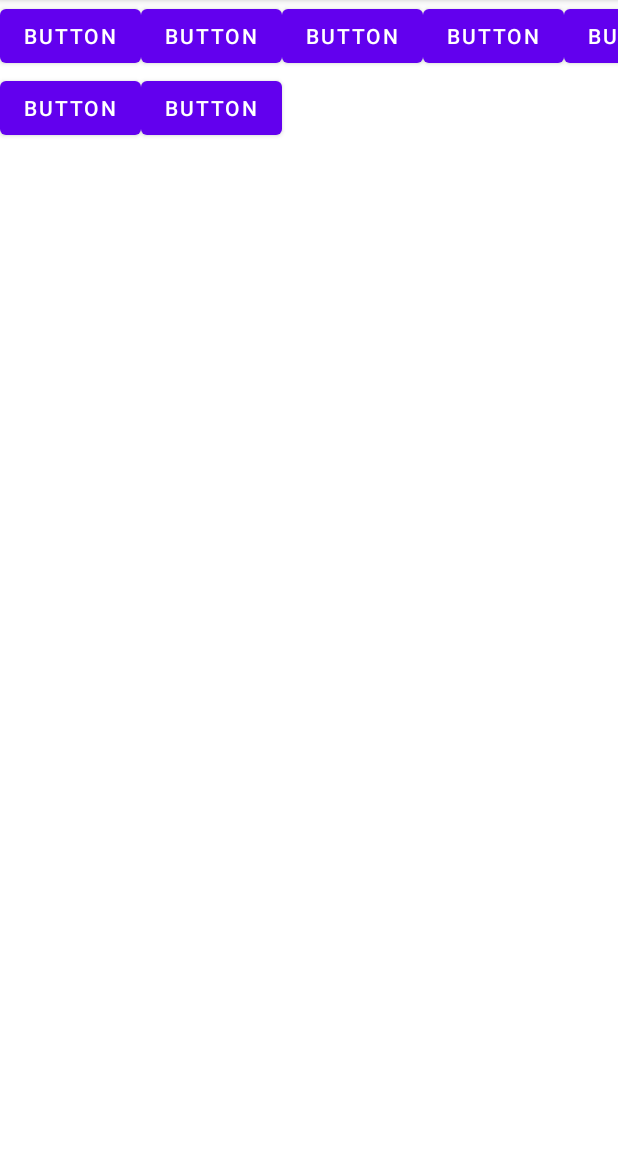
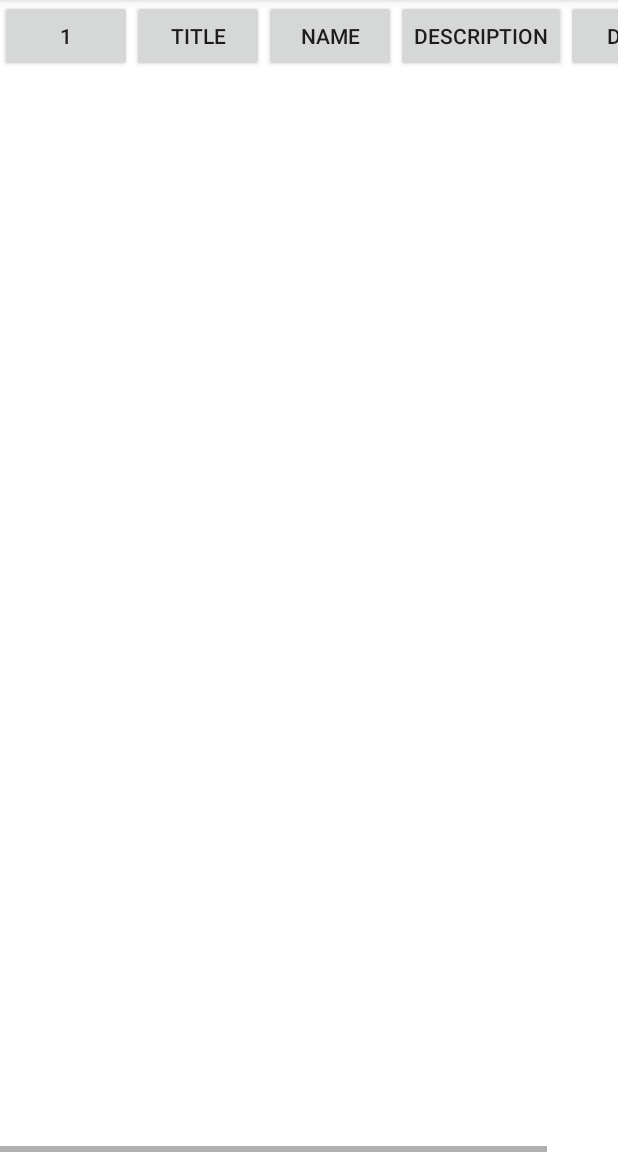
Before and after one commit to geargoose/DBEditor, an Android app: the TableViewActivity screen opened directly, with no data from a screen before it, on a phone screen of 412 x 824 dp, the part 84-1236 px from its top. Run offline under Robolectric (Android 15) with nearby library versions, the phone set to English and light mode, and no system bars.

Commit message:
TODO: scrolling ant test table view

```diff
--- /dev/null
+++ b/app/src/main/java/com/egorzaev/dbeditor/Db.java
@@ -0,0 +1,31 @@
+package com.egorzaev.dbeditor;
+
+import android.content.Context;
+import android.database.sqlite.SQLiteDatabase;
+import android.database.sqlite.SQLiteOpenHelper;
+
+import androidx.annotation.Nullable;
+
+public class Db extends SQLiteOpenHelper {
+
+    public Db(@Nullable Context context, @Nullable String name, @Nullable SQLiteDatabase.CursorFactory factory, int version) {
+        super(context, name, factory, version);
+    }
+
+    @Override
+    public void onCreate(SQLiteDatabase db) {
+        String request = "CREATE TABLE projects (\n" +
+                "    ID INTEGER PRIMARY KEY AUTOINCREMENT,\n" +
+                "    title text NOT NULL,\n" +
+                "    name text NOT NULL,\n" +
+                "    description text NOT NULL,\n" +
+                "    date text\n" +
+                ");\n";
+        db.execSQL(request);
+    }
+
+    @Override
+    public void onUpgrade(SQLiteDatabase db, int oldVersion, int newVersion) {
+
+    }
+}
--- a/app/src/main/java/com/egorzaev/dbeditor/MainActivity.java
+++ b/app/src/main/java/com/egorzaev/dbeditor/MainActivity.java
@@ -2,6 +2,8 @@ package com.egorzaev.dbeditor;
 
 import androidx.appcompat.app.AppCompatActivity;
 
+import android.content.Intent;
+import android.database.sqlite.SQLiteDatabase;
 import android.os.Bundle;
 import android.util.Log;
 import android.view.View;
@@ -17,12 +19,17 @@ public class MainActivity extends AppCompatActivity {
         super.onCreate(savedInstanceState);
         setContentView(R.layout.activity_main);
 
+        Db db = new Db(getBaseContext(), "Vegetables", null, 1);
+        SQLiteDatabase projects = db.getWritableDatabase();
+
         add_fab = findViewById(R.id.add_fab);
 
         add_fab.setOnClickListener(new View.OnClickListener() {
             @Override
             public void onClick(View v) {
-                Log.e("MY", "fab click: TODO");
+                projects.execSQL(
+                        "INSERT INTO projects (title, name, description, date) VALUES (\"Title\", \"Name\", \"Description\", \"Date\")");
+                startActivity(new Intent(MainActivity.this, TableViewActivity.class));
             }
         });
 
--- a/app/src/main/java/com/egorzaev/dbeditor/TableViewActivity.java
+++ b/app/src/main/java/com/egorzaev/dbeditor/TableViewActivity.java
@@ -2,13 +2,56 @@ package com.egorzaev.dbeditor;
 
 import androidx.appcompat.app.AppCompatActivity;
 
+import android.database.Cursor;
+import android.database.sqlite.SQLiteDatabase;
 import android.os.Bundle;
+import android.widget.Button;
+import android.widget.TableLayout;
+import android.widget.TableRow;
+
+import java.util.ArrayList;
 
 public class TableViewActivity extends AppCompatActivity {
+
+    TableLayout table;
 
     @Override
     protected void onCreate(Bundle savedInstanceState) {
         super.onCreate(savedInstanceState);
         setContentView(R.layout.activity_table_view);
+
+        table = findViewById(R.id.table);
+
+        ArrayList<String[]> items = new ArrayList<>();
+
+        Db db = new Db(getBaseContext(), "Vegetables", null, 1);
+        SQLiteDatabase projects = db.getReadableDatabase();
+
+        Cursor c = projects.query("projects", null, null, null, null, null, null);
+
+        if (c.getCount() > 0) {
+            c.moveToFirst();
+            do {
+                String[] s = new String[c.getColumnCount()];
+                for (int i = 0; i < c.getColumnCount(); i++) {
+                    s[i] = c.getString(i);
+                }
+                items.add(s);
+            } while (c.moveToNext());
+        }
+
+        c.close();
+
+        for (String[] i : items) {
+            TableRow row = new TableRow(this);
+            for (String s: i) {
+                Button button = new Button(this);
+                button.setText(s);
+                row.addView(button);
+            }
+
+            table.addView(row);
+        }
+
     }
 }
--- a/app/src/main/res/layout/activity_table_view.xml
+++ b/app/src/main/res/layout/activity_table_view.xml
@@ -1,113 +1,23 @@
 <?xml version="1.0" encoding="utf-8"?>
-<ScrollView xmlns:android="http://schemas.android.com/apk/res/android"
+<FrameLayout xmlns:android="http://schemas.android.com/apk/res/android"
     android:layout_width="fill_parent"
     android:layout_height="fill_parent">
 
-    <TableLayout
+    <HorizontalScrollView
         android:layout_width="match_parent"
-        android:layout_height="wrap_content">
+        android:layout_height="match_parent">
 
-        <TableRow
-            android:layout_width="match_parent"
-            android:layout_height="match_parent" >
+        <ScrollView
+            android:layout_width="fill_parent"
+            android:layout_height="fill_parent">
 
-            <Button
-                android:id="@+id/button9"
-                android:layout_width="wrap_content"
-                android:layout_height="wrap_content"
-                android:text="Button" />
+            <TableLayout
+                android:id="@+id/table"
+                android:layout_width="match_parent"
+                android:layout_height="wrap_content" />
 
-            <Button
-                android:id="@+id/button8"
-                android:layout_width="wrap_content"
-                android:layout_height="wrap_content"
-                android:text="Button" />
+        </ScrollView>
 
-            <Button
-                android:id="@+id/button16"
-                android:layout_width="wrap_content"
-                android:layout_height="wrap_content"
-                android:text="Button" />
+    </HorizontalScrollView>
 
-            <Button
-                android:id="@+id/button17"
-                android:layout_width="wrap_content"
-                android:layout_height="wrap_content"
-                android:text="Button" />
-
-            <Button
-                android:id="@+id/button18"
-                android:layout_width="wrap_content"
-                android:layout_height="wrap_content"
-                android:text="Button" />
-
-            <Button
-                android:id="@+id/button19"
-                android:layout_width="wrap_content"
-                android:layout_height="wrap_content"
-                android:text="Button" />
-
-            <Button
-                android:id="@+id/button13"
-                android:layout_width="wrap_content"
-                android:layout_height="wrap_content"
-                android:text="Button" />
-
-            <Button
-                android:id="@+id/button14"
-                android:layout_width="wrap_content"
-                android:layout_height="wrap_content"
-                android:text="Button" />
-
-            <Button
-                android:id="@+id/button15"
-                android:layout_width="wrap_content"
-                android:layout_height="wrap_content"
-                android:text="Button" />
-
-            <Button
-                android:id="@+id/button11"
-                android:layout_width="wrap_content"
-                android:layout_height="wrap_content"
-                android:text="Button" />
-
-            <Button
-                android:id="@+id/button12"
-                android:layout_width="wrap_content"
-                android:layout_height="wrap_content"
-                android:text="Button" />
-
-            <Button
-                android:id="@+id/button10"
-                android:layout_width="wrap_content"
-                android:layout_height="wrap_content"
-                android:text="Button" />
-        </TableRow>
-
-        <TableRow
-            android:layout_width="match_parent"
-            android:layout_height="match_parent" >
-
-            <Button
-                android:id="@+id/button7"
-                android:layout_width="wrap_content"
-                android:layout_height="wrap_content"
-                android:text="Button" />
-
-            <Button
-                android:id="@+id/button6"
-                android:layout_width="wrap_content"
-                android:layout_height="wrap_content"
-                android:text="Button" />
-        </TableRow>
-
-        <TableRow
-            android:layout_width="match_parent"
-            android:layout_height="match_parent" />
-
-        <TableRow
-            android:layout_width="match_parent"
-            android:layout_height="match_parent" />
-
-    </TableLayout>
-</ScrollView>
+</FrameLayout>
```
